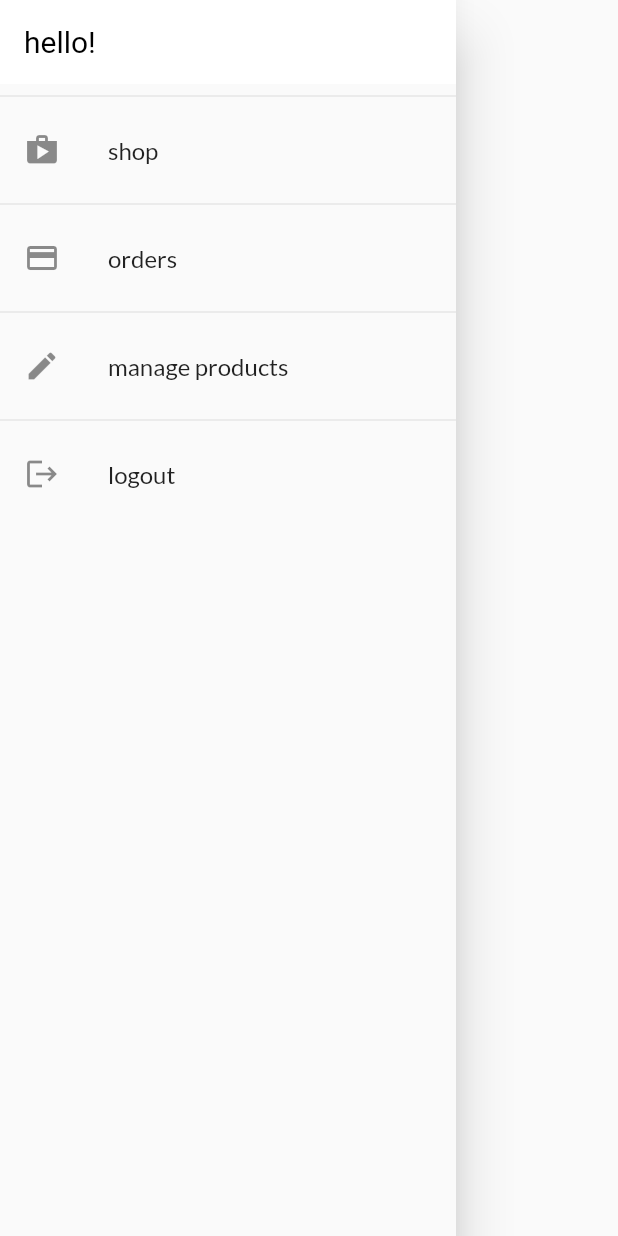
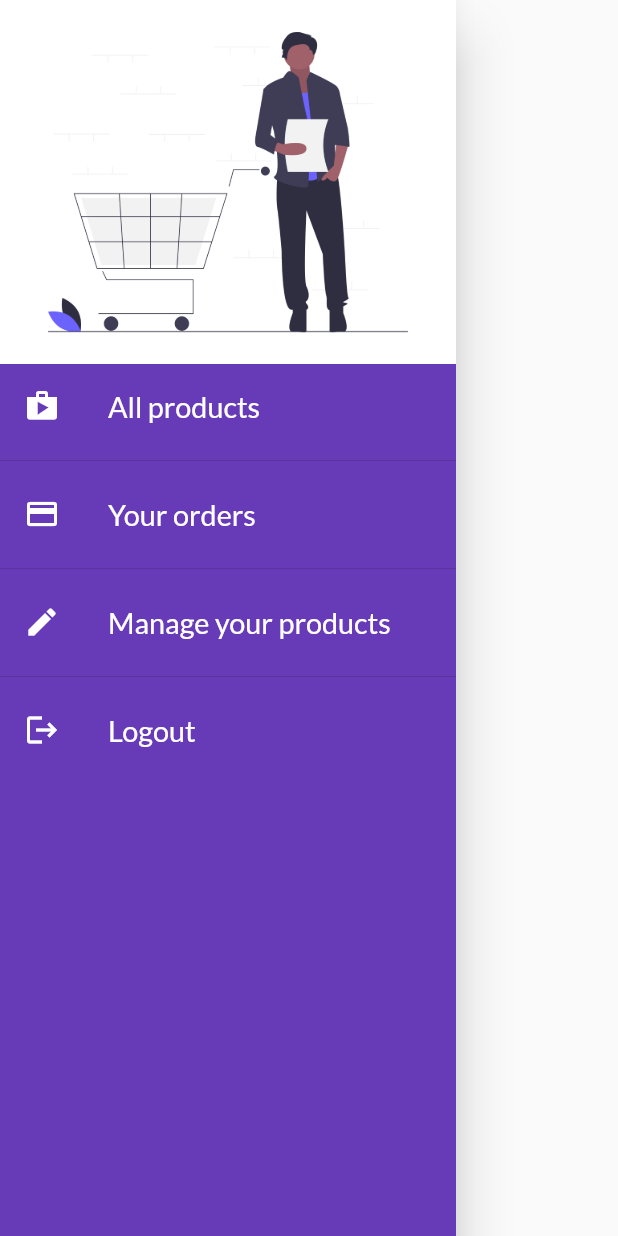
Before and after one commit to yusuf-raza/shop-app, a Flutter app: the AppDrawerWidget widget shown alone on an empty page, opened directly, on a phone screen of 412 x 824 dp. Run offline on Flutter 3.47's test engine with Material 2 defaults, Android fonts, the phone set to English and light mode, and no system bars; our stand-ins replace badges, get, google_fonts; network calls fail.

Commit message:
app drawer updated

```diff
--- a/lib/widgets/app_drawer_widget.dart
+++ b/lib/widgets/app_drawer_widget.dart
@@ -11,44 +11,71 @@ class AppDrawerWidget extends StatelessWidget {
   @override
   Widget build(BuildContext context) {
     return Drawer(
-      child: Column(
+      child: Container(
+        color: Colors.deepPurple,
+        child: ListView(
           children: [
-          AppBar(
-            title: const Text('hello!'),
-            automaticallyImplyLeading: false,
+            const Image(image: AssetImage("assets/images/empty-cart.png")),
+/*
+            DrawerHeader(
+                //curve: Curves.easeIn,
+                padding: EdgeInsets.zero,
+                child: UserAccountsDrawerHeader(
+                    currentAccountPicture: CircleAvatar(
+                      backgroundImage: NetworkImage(
+                          "https://pbs.twimg.com/profile_images/1350086629264863233/ydwSLiHl_400x400.jpg"),
                     ),
-          const Divider(),
+                    accountName: Text("Yusuf Raza"),
+                    accountEmail: Text("yusuf@gmail.com"))),
+*/
             ListTile(
-            leading: const Icon(Icons.shop),
-            title: const Text('shop'),
+              leading: const Icon(Icons.shop, color: Colors.white),
+              title: const Text('All products',
+                  style: TextStyle(
+                    color: Colors.white,
+                  ),
+                  textScaleFactor: 1.2),
               onTap: () => Navigator.of(context).pushReplacementNamed('/'),
             ),
             const Divider(),
             ListTile(
-            leading: const Icon(Icons.payment),
-            title: const Text('orders'),
+              leading: const Icon(Icons.payment, color: Colors.white),
+              title: const Text('Your orders',
+                  style: TextStyle(
+                    color: Colors.white,
+                  ),
+                  textScaleFactor: 1.2),
               onTap: () => Navigator.of(context)
                   .pushReplacementNamed(OrdersScreen.routeName),
             ),
             const Divider(),
             ListTile(
-            leading: const Icon(Icons.edit),
-            title: const Text('manage products'),
+              leading: const Icon(Icons.edit, color: Colors.white),
+              title: const Text('Manage your products',
+                  style: TextStyle(
+                    color: Colors.white,
+                  ),
+                  textScaleFactor: 1.2),
               onTap: () => Navigator.of(context)
                   .pushReplacementNamed(UserProductScreen.routeName),
             ),
             const Divider(),
             ListTile(
-            leading: const Icon(Icons.logout),
-            title: const Text('logout'),
-            onTap: ()  {
+              leading: const Icon(Icons.logout, color: Colors.white),
+              title: const Text('Logout',
+                  style: TextStyle(
+                    color: Colors.white,
+                  ),
+                  textScaleFactor: 1.2),
+              onTap: () {
                 // Navigator.of(context).pushReplacementNamed(AuthScreen.routeName);
-              Provider.of<AuthProvider>(context,listen: false).logOut();
+                Provider.of<AuthProvider>(context, listen: false).logOut();
                 Navigator.pop(context);
               },
             )
           ],
         ),
+      ),
     );
   }
 }
```
Also changed, not shown: assets/images/empty-cart.png (added). Lines whose indentation alone changed are shown as unchanged.
